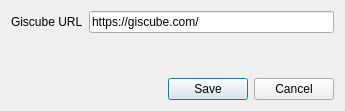
Qt form giscube_admin_configure_dialog_base.ui (giscube/giscube-admin-qgis-plugin) before a commit.
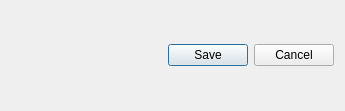
The same form after that commit.

```diff
--- a/giscube_admin_configure_dialog_base.ui
+++ b/giscube_admin_configure_dialog_base.ui
@@ -15,22 +15,7 @@
   </property>
   <layout class="QVBoxLayout" name="verticalLayout">
    <item>
-    <layout class="QFormLayout" name="options_layout">
-     <item row="0" column="0">
-      <widget class="QLabel" name="url_label">
-       <property name="text">
-        <string>Giscube URL</string>
-       </property>
-      </widget>
-     </item>
-     <item row="0" column="1">
-      <widget class="QLineEdit" name="url">
-       <property name="text">
-        <string>https://giscube.com/</string>
-       </property>
-      </widget>
-     </item>
-    </layout>
+    <layout class="QFormLayout" name="options_layout"/>
    </item>
    <item>
     <widget class="QDialogButtonBox" name="buttonBox">
```
Left out of the diff: 8 changed lines with no effect on the pictures.
